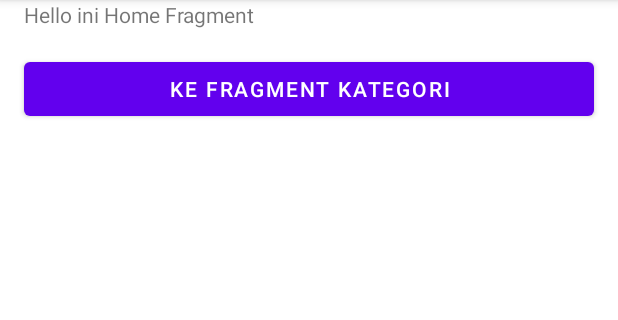
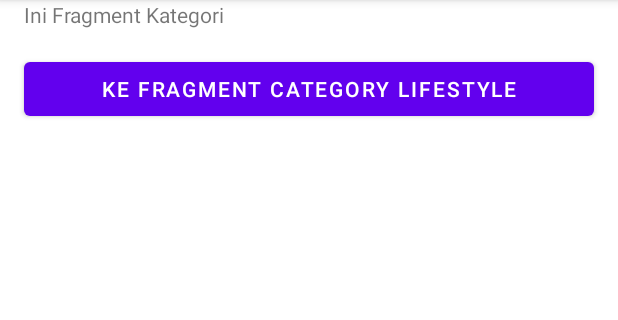
Before and after one commit to Hencya/MyFlexibleFragmentApp, an Android app: the screen it shows after launch (MainActivity), after a tap on "KE FRAGMENT KATEGORI", on a phone screen of 412 x 824 dp, the part 84-404 px from its top. Run offline under Robolectric (Android 15) with nearby library versions, the phone set to English and light mode, and no system bars.

Commit message:
add feature to move from HomeFragment to CategoryFragment

```diff
--- /dev/null
+++ b/app/src/main/java/com/example/myflexiblefragment/CategoryFragment.kt
@@ -0,0 +1,34 @@
+package com.example.myflexiblefragment
+
+import android.os.Bundle
+import android.view.LayoutInflater
+import android.view.View
+import android.view.ViewGroup
+import android.widget.Button
+import androidx.fragment.app.Fragment
+
+
+class CategoryFragment : Fragment(), View.OnClickListener {
+
+    override fun onCreateView(
+        inflater: LayoutInflater, container: ViewGroup?,
+        savedInstanceState: Bundle?
+    ): View? {
+        // Inflate the layout for this fragment
+        return inflater.inflate(R.layout.fragment_category, container, false)
+    }
+
+    override fun onViewCreated(view: View, savedInstanceState: Bundle?) {
+        super.onViewCreated(view, savedInstanceState)
+
+        val btnDetailCategory: Button = view.findViewById(R.id.btn_detail_category)
+        btnDetailCategory.setOnClickListener(this)
+    }
+
+    override fun onClick(v: View) {
+        if (v.id == R.id.btn_detail_category){
+
+        }
+    }
+
+}
--- a/app/src/main/java/com/example/myflexiblefragment/HomeFragment.kt
+++ b/app/src/main/java/com/example/myflexiblefragment/HomeFragment.kt
@@ -24,7 +24,19 @@ class HomeFragment : Fragment(), View.OnClickListener {
     }
 
     override fun onClick(v: View) {
-        TODO("Not yet implemented")
+        if (v.id == R.id.btn_category) {
+            val mCategoryFragment = CategoryFragment()
+            val mFragmentManager = parentFragmentManager
+            mFragmentManager.beginTransaction().apply {
+                replace(
+                    R.id.frame_container,
+                    mCategoryFragment,
+                    CategoryFragment::class.java.simpleName
+                )
+                addToBackStack(null)
+                commit()
+            }
+        }
     }
 
 
--- /dev/null
+++ b/app/src/main/res/layout/fragment_category.xml
@@ -0,0 +1,26 @@
+<?xml version="1.0" encoding="utf-8"?>
+<LinearLayout xmlns:android="http://schemas.android.com/apk/res/android"
+    xmlns:tools="http://schemas.android.com/tools"
+    android:layout_width="match_parent"
+    android:layout_height="match_parent"
+    android:orientation="vertical"
+    tools:context=".CategoryFragment">
+
+    <TextView
+        android:layout_width="match_parent"
+        android:layout_height="wrap_content"
+        android:layout_marginLeft="16dp"
+        android:layout_marginRight="16dp"
+        android:layout_marginBottom="16dp"
+        android:text="@string/this_category" />
+
+    <Button
+        android:id="@+id/btn_detail_category"
+        android:layout_width="match_parent"
+        android:layout_height="wrap_content"
+        android:layout_marginLeft="16dp"
+        android:layout_marginRight="16dp"
+        android:text="@string/to_lifestyle_category" />
+
+
+</LinearLayout>
--- a/app/src/main/res/values/strings.xml
+++ b/app/src/main/res/values/strings.xml
@@ -4,4 +4,6 @@
     <string name="hello_blank_fragment">Hello blank fragment</string>
     <string name="hello_ini_home_fragment">Hello ini Home Fragment</string>
     <string name="to_category">Ke Fragment Kategori</string>
+    <string name="this_category">Ini Fragment Kategori</string>
+    <string name="to_lifestyle_category">Ke Fragment Category Lifestyle</string>
 </resources>
```
